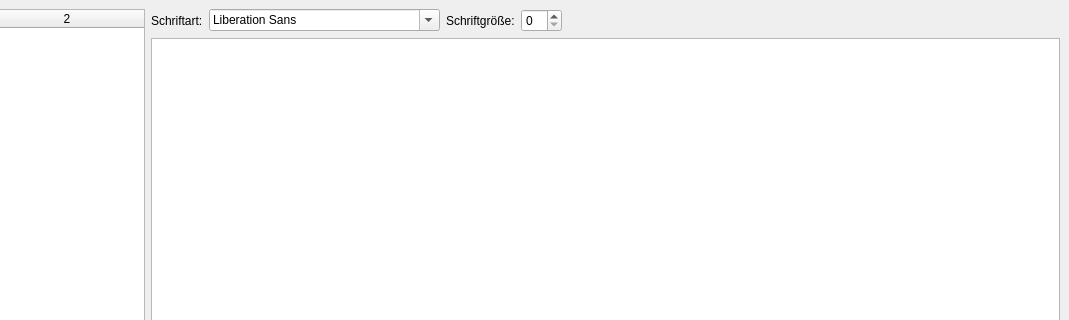
Qt form drk_client/bewohnerprotokoll.ui (Robotregent/EBP) before a commit; both pictures show x 120 to 1189 and y 0 to 320 of the 1189 by 777 pixel window.
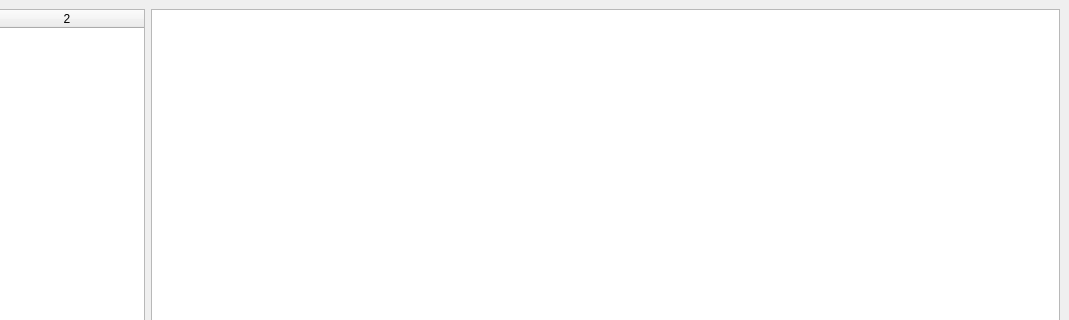
The same form after that commit.

The edit to the form file:
```diff
--- a/drk_client/bewohnerprotokoll.ui
+++ b/drk_client/bewohnerprotokoll.ui
@@ -105,50 +105,13 @@
       </item>
      </layout>
     </item>
-    <item row="1" column="1">
+    <item row="0" column="1" rowspan="2">
      <widget class="QTextBrowser" name="textBrowser">
       <property name="readOnly">
        <bool>false</bool>
       </property>
      </widget>
     </item>
-    <item row="0" column="1">
-     <layout class="QHBoxLayout" name="horizontalLayout">
-      <item>
-       <widget class="QLabel" name="Schriftart">
-        <property name="text">
-         <string>Schriftart:</string>
-        </property>
-       </widget>
-      </item>
-      <item>
-       <widget class="QFontComboBox" name="fontComboBox"/>
-      </item>
-      <item>
-       <widget class="QLabel" name="label">
-        <property name="text">
-         <string>Schriftgröße:</string>
-        </property>
-       </widget>
-      </item>
-      <item>
-       <widget class="QSpinBox" name="spinBox"/>
-      </item>
-      <item>
-       <spacer name="horizontalSpacer">
-        <property name="orientation">
-         <enum>Qt::Horizontal</enum>
-        </property>
-        <property name="sizeHint" stdset="0">
-         <size>
-          <width>40</width>
-          <height>20</height>
-         </size>
-        </property>
-       </spacer>
-      </item>
-     </layout>
-    </item>
    </layout>
   </widget>
  </widget>
```
